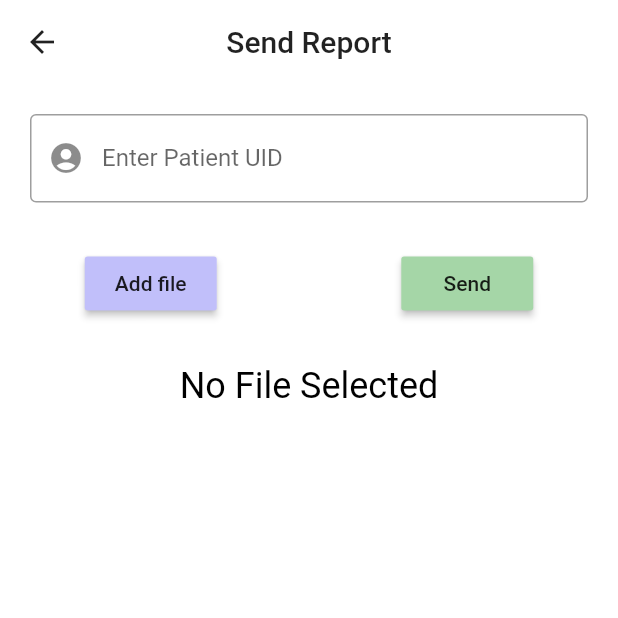
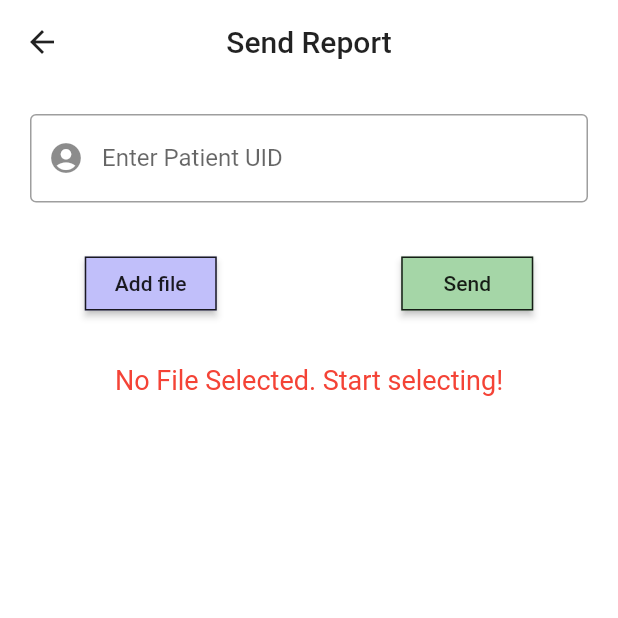
Before and after one commit to Cyrusroy001/project-autopsy-hacknitr3.0, a Flutter app: the SentReport screen opened by its route, on a phone screen of 412 x 824 dp, the top half of it. Run offline on Flutter 3.47's test engine with Material 2 defaults, Android fonts, the light colour scheme and no system bars; our stand-ins replace file_picker, firebase_core, firebase_storage, permission_handler; missing offline and left inert: flutter_pdfview; accounts and stored records are empty.

```diff
--- a/lib/screens/doctor/SendReport.dart
+++ b/lib/screens/doctor/SendReport.dart
@@ -23,7 +23,7 @@ class _SentReportState extends State<SentReport> {
 
   @override
   Widget build(BuildContext context) {
-    final fileName = file != null ? '1 File Selected' : 'No File Selected';
+    final fileName = file != null ? '1 File Selected' : 'No File Selected. Start selecting!';
     return Scaffold(
       appBar: AppBar(
         title: Text('Send Report'),
@@ -49,12 +49,22 @@ class _SentReportState extends State<SentReport> {
                   child: Text('Add file'),
                   color: Theme.of(context).accentColor,
                   onPressed: selectFile,
+                  shape: RoundedRectangleBorder(
+                      side: BorderSide(
+                        color: Colors.black87,
+                      ),
+                    ),
                 ),
                 SizedBox(width: 10),
                 RaisedButton(
                   child: Text('Send'),
                   color: Colors.green[200],
                   onPressed: uploadFile,
+                  shape: RoundedRectangleBorder(
+                      side: BorderSide(
+                        color: Colors.black87,
+                      ),
+                    ),
                 ),
               ],
             ),
@@ -62,8 +72,10 @@ class _SentReportState extends State<SentReport> {
               height: 30,
             ),
             Center(
-              child: Text(
-                fileName, style: TextStyle(fontSize: 24,),
+              child: file == null ? Text(
+                fileName, style: TextStyle(fontSize: 18, color: Colors.red),
+              ) : Text(
+                fileName, style: TextStyle(fontSize: 18, color: Colors.black87),
               ),
             ),
             SizedBox(
--- a/lib/screens/patient/patient_all_reports_page.dart
+++ b/lib/screens/patient/patient_all_reports_page.dart
@@ -40,7 +40,7 @@ class _PatientAllReportsPageState extends State<PatientAllReportsPage> {
           switch (snapshot.connectionState) {
             case ConnectionState.waiting:
               return Center(
-                child: CircularProgressIndicator(),
+                child: CircularProgressIndicator(color: Colors.green[200],),
               );
             default:
               if (snapshot.hasError) {
```
Also changed, not shown: lib/screens/doctor/DoctorDashboard.dart (+10 -0 lines).
